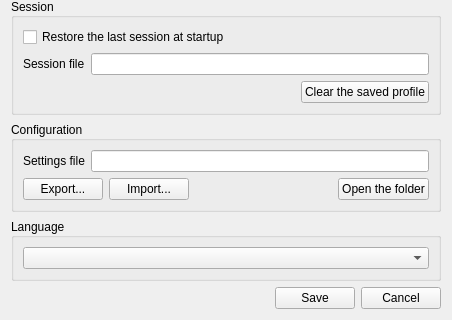
Old version of the form src/settingsdialog.ui in the repository rgroesslinger/hashcat-gui; both pictures show x 0 to 452 and y 300 to 620 of the 452 by 620 pixel window.
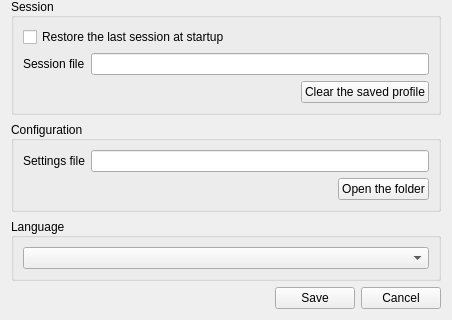
New version of the form.

Commit message:
Move the settings to the shared file
The settings the user exports go through the same envelope as the session, and
they leave the application through the File menu like the profile: the dialog
is closed while the menu is used, so the export writes the settings that are
in effect and what is shown and what is saved cannot differ.

The import opens the settings dialog with the values of the file in it, so
the user still reviews them before Save applies them.

The edit to the form file:
```diff
--- a/src/settingsdialog.ui
+++ b/src/settingsdialog.ui
@@ -300,20 +300,6 @@
       </item>
       <item>
        <layout class="QHBoxLayout" name="horizontalLayout_open_folder">
-        <item>
-         <widget class="QPushButton" name="pushButton_export_settings">
-          <property name="text">
-           <string>Export...</string>
-          </property>
-         </widget>
-        </item>
-        <item>
-         <widget class="QPushButton" name="pushButton_import_settings">
-          <property name="text">
-           <string>Import...</string>
-          </property>
-         </widget>
-        </item>
         <item>
          <spacer name="horizontalSpacer_open_folder">
           <property name="orientation">
```
The commit also changes 8 other files.
